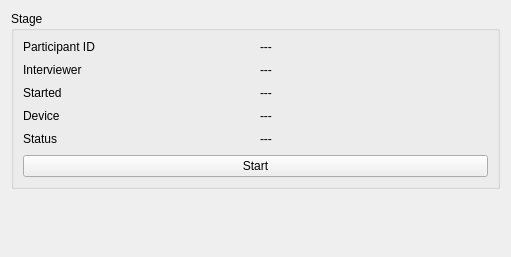
First picture: the form in dcs/client/ui/test_info_widget.ui, repository CLSA/cypress, before the edit.
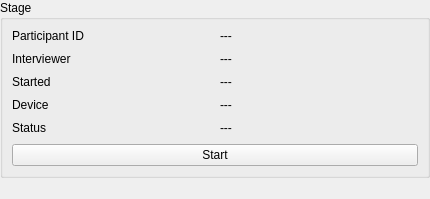
Second picture: the form after the edit.

```diff
--- a/dcs/client/ui/test_info_widget.ui
+++ b/dcs/client/ui/test_info_widget.ui
@@ -6,8 +6,8 @@
    <rect>
     <x>0</x>
     <y>0</y>
-    <width>511</width>
-    <height>257</height>
+    <width>430</width>
+    <height>199</height>
    </rect>
   </property>
   <property name="sizePolicy">
@@ -29,6 +29,18 @@
    <property name="sizeConstraint">
     <enum>QLayout::SizeConstraint::SetDefaultConstraint</enum>
    </property>
+   <property name="leftMargin">
+    <number>0</number>
+   </property>
+   <property name="topMargin">
+    <number>0</number>
+   </property>
+   <property name="rightMargin">
+    <number>0</number>
+   </property>
+   <property name="bottomMargin">
+    <number>0</number>
+   </property>
    <item alignment="Qt::AlignmentFlag::AlignTop">
     <widget class="QGroupBox" name="groupBox">
      <property name="sizePolicy">
@@ -79,7 +91,7 @@
            <string>Participant ID</string>
           </property>
           <property name="margin">
-           <number>4</number>
+           <number>2</number>
           </property>
          </widget>
         </item>
@@ -98,7 +110,7 @@
            <set>Qt::AlignmentFlag::AlignLeading|Qt::AlignmentFlag::AlignLeft|Qt::AlignmentFlag::AlignVCenter</set>
           </property>
           <property name="margin">
-           <number>4</number>
+           <number>2</number>
           </property>
          </widget>
         </item>
@@ -121,7 +133,7 @@
            <string>Interviewer</string>
           </property>
           <property name="margin">
-           <number>4</number>
+           <number>2</number>
           </property>
          </widget>
         </item>
@@ -140,7 +152,7 @@
            <set>Qt::AlignmentFlag::AlignLeading|Qt::AlignmentFlag::AlignLeft|Qt::AlignmentFlag::AlignVCenter</set>
           </property>
           <property name="margin">
-           <number>4</number>
+           <number>2</number>
           </property>
          </widget>
         </item>
@@ -160,7 +172,7 @@
            <string>Started</string>
           </property>
           <property name="margin">
-           <number>4</number>
+           <number>2</number>
           </property>
          </widget>
         </item>
@@ -176,7 +188,7 @@
            <string>---</string>
           </property>
           <property name="margin">
-           <number>4</number>
+           <number>2</number>
           </property>
          </widget>
         </item>
@@ -199,7 +211,7 @@
            <string>Device</string>
           </property>
           <property name="margin">
-           <number>4</number>
+           <number>2</number>
           </property>
          </widget>
         </item>
@@ -218,7 +230,7 @@
            <set>Qt::AlignmentFlag::AlignLeading|Qt::AlignmentFlag::AlignLeft|Qt::AlignmentFlag::AlignVCenter</set>
           </property>
           <property name="margin">
-           <number>4</number>
+           <number>2</number>
           </property>
          </widget>
         </item>
@@ -238,7 +250,7 @@
            <string>Status</string>
           </property>
           <property name="margin">
-           <number>4</number>
+           <number>2</number>
           </property>
          </widget>
         </item>
@@ -254,7 +266,7 @@
            <string>---</string>
           </property>
           <property name="margin">
-           <number>4</number>
+           <number>2</number>
           </property>
          </widget>
         </item>
```
